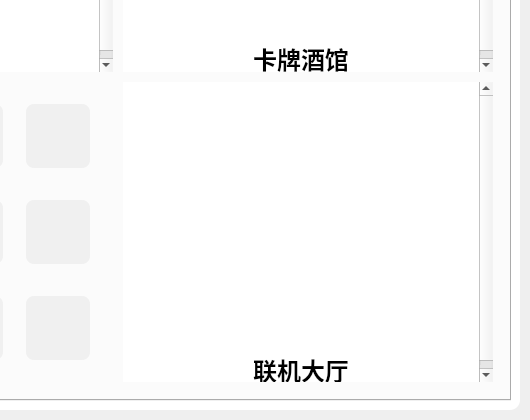
NWYLZW/A-Language-IDE, file visualizationSrc/qtUI/mainInterFace.ui: the form before one commit; both pictures show x 670 to 1200 and y 320 to 740 of the 1200 by 740 pixel window.
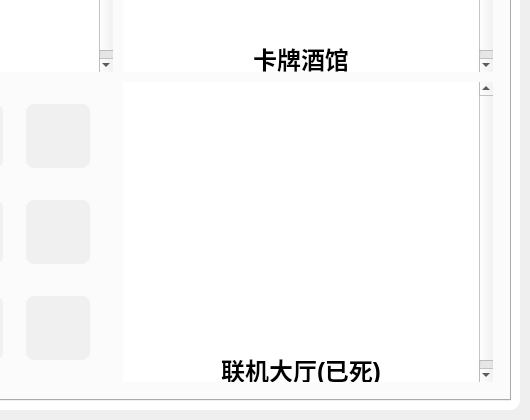
The form after the commit. Icons and pictures are not drawn.

Commit message: 关闭联机大厅

What changed in the file:
```diff
--- a/visualizationSrc/qtUI/mainInterFace.ui
+++ b/visualizationSrc/qtUI/mainInterFace.ui
@@ -1039,7 +1039,7 @@
 &lt;p align=&quot;center&quot; style=&quot;-qt-paragraph-type:empty; margin-top:0px; margin-bottom:0px; margin-left:0px; margin-right:0px; -qt-block-indent:0; text-indent:0px; font-size:18pt; font-weight:600;&quot;&gt;&lt;br /&gt;&lt;/p&gt;
 &lt;p align=&quot;center&quot; style=&quot;-qt-paragraph-type:empty; margin-top:0px; margin-bottom:0px; margin-left:0px; margin-right:0px; -qt-block-indent:0; text-indent:0px; font-size:18pt; font-weight:600;&quot;&gt;&lt;br /&gt;&lt;/p&gt;
 &lt;p align=&quot;center&quot; style=&quot;-qt-paragraph-type:empty; margin-top:0px; margin-bottom:0px; margin-left:0px; margin-right:0px; -qt-block-indent:0; text-indent:0px; font-size:18pt; font-weight:600;&quot;&gt;&lt;br /&gt;&lt;/p&gt;
-&lt;p align=&quot;center&quot; style=&quot; margin-top:0px; margin-bottom:0px; margin-left:0px; margin-right:0px; -qt-block-indent:0; text-indent:0px;&quot;&gt;&lt;span style=&quot; font-size:18pt; font-weight:600;&quot;&gt;联机大厅&lt;/span&gt;&lt;/p&gt;&lt;/body&gt;&lt;/html&gt;</string>
+&lt;p align=&quot;center&quot; style=&quot; margin-top:0px; margin-bottom:0px; margin-left:0px; margin-right:0px; -qt-block-indent:0; text-indent:0px;&quot;&gt;&lt;span style=&quot; font-size:18pt; font-weight:600;&quot;&gt;联机大厅(已死)&lt;/span&gt;&lt;/p&gt;&lt;/body&gt;&lt;/html&gt;</string>
             </property>
            </widget>
           </item>
```
Left out of the diff: 2 changed lines with no effect on the pictures. The commit also changes 12 other files.
